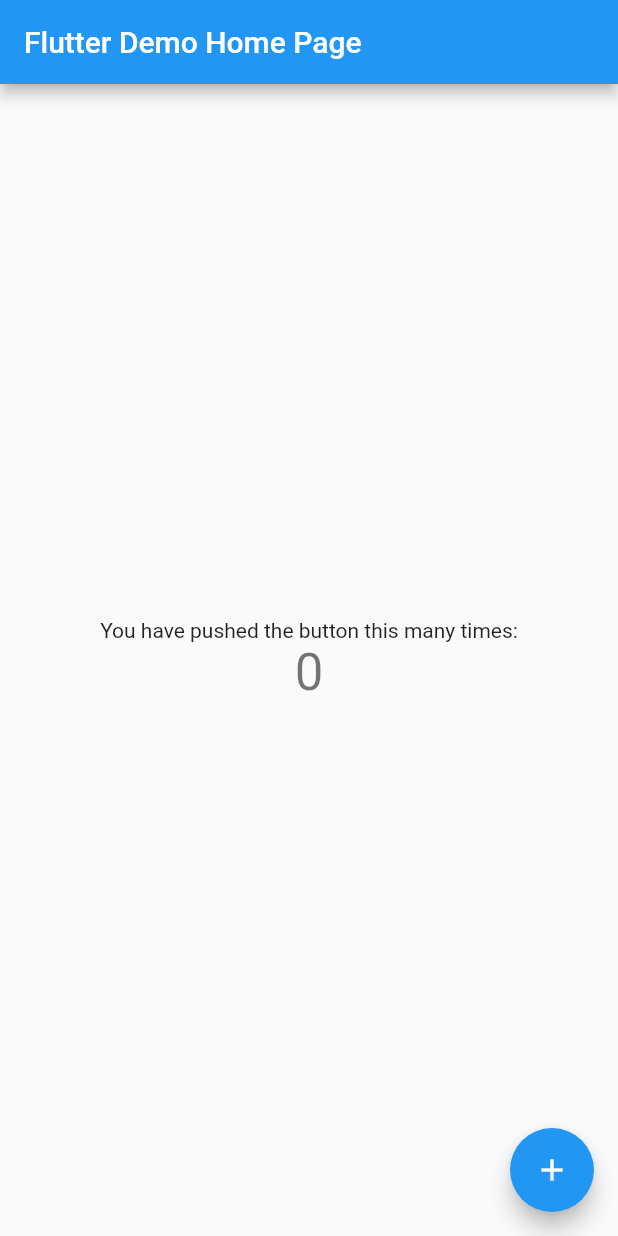
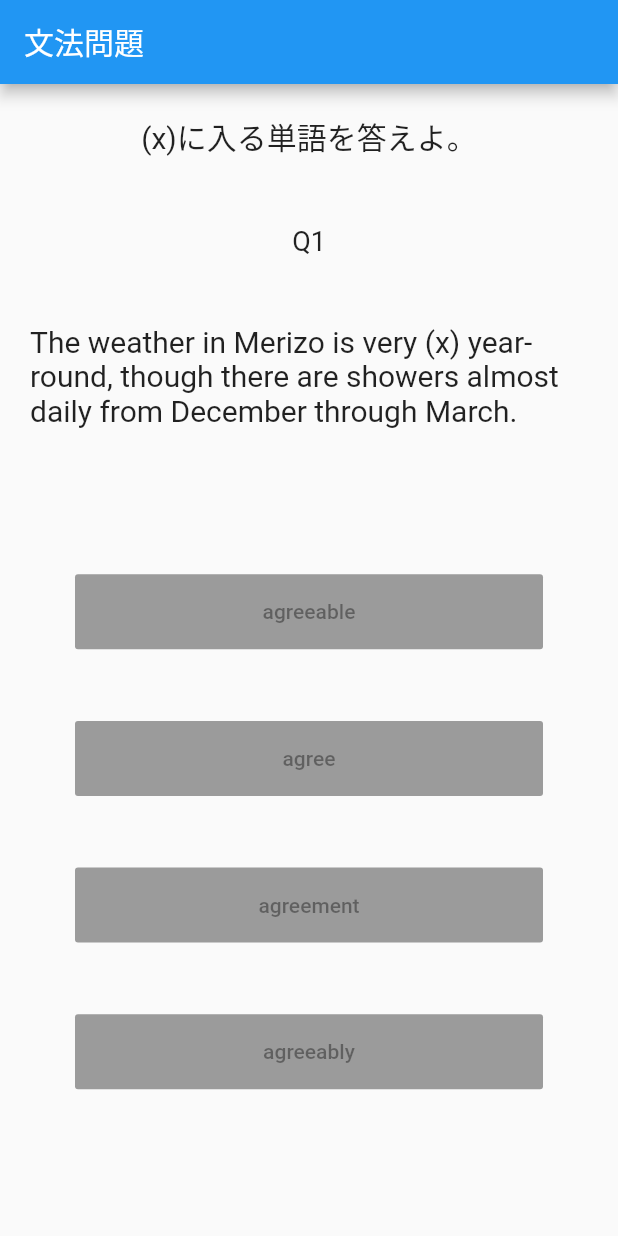
Before and after one commit to tamappe/flutter_blog_quiz_app, a Flutter app: the screen it shows after launch, on a phone screen of 412 x 824 dp. Run offline on Flutter 3.47's test engine with Material 2 defaults, Android fonts, the phone set to English and light mode, and no system bars.

Commit message:
問題画面のデザインレイアウトを整える

```diff
--- a/lib/main.dart
+++ b/lib/main.dart
@@ -7,105 +7,99 @@ class MyApp extends StatelessWidget {
   @override
   Widget build(BuildContext context) {
     return MaterialApp(
-      title: 'Flutter Demo',
       theme: ThemeData(
-        // This is the theme of your application.
-        //
-        // Try running your application with "flutter run". You'll see the
-        // application has a blue toolbar. Then, without quitting the app, try
-        // changing the primarySwatch below to Colors.green and then invoke
-        // "hot reload" (press "r" in the console where you ran "flutter run",
-        // or simply save your changes to "hot reload" in a Flutter IDE).
-        // Notice that the counter didn't reset back to zero; the application
-        // is not restarted.
         primarySwatch: Colors.blue,
       ),
-      home: MyHomePage(title: 'Flutter Demo Home Page'),
+      home: MyHomePage(),
     );
   }
 }
 
-class MyHomePage extends StatefulWidget {
-  MyHomePage({Key key, this.title}) : super(key: key);
-
-  // This widget is the home page of your application. It is stateful, meaning
-  // that it has a State object (defined below) that contains fields that affect
-  // how it looks.
-
-  // This class is the configuration for the state. It holds the values (in this
-  // case the title) provided by the parent (in this case the App widget) and
-  // used by the build method of the State. Fields in a Widget subclass are
-  // always marked "final".
-
-  final String title;
-
-  @override
-  _MyHomePageState createState() => _MyHomePageState();
-}
-
-class _MyHomePageState extends State<MyHomePage> {
-  int _counter = 0;
-
-  void _incrementCounter() {
-    setState(() {
-      // This call to setState tells the Flutter framework that something has
-      // changed in this State, which causes it to rerun the build method below
-      // so that the display can reflect the updated values. If we changed
-      // _counter without calling setState(), then the build method would not be
-      // called again, and so nothing would appear to happen.
-      _counter++;
-    });
-  }
-
+class MyHomePage extends StatelessWidget {
   @override
   Widget build(BuildContext context) {
-    // This method is rerun every time setState is called, for instance as done
-    // by the _incrementCounter method above.
-    //
-    // The Flutter framework has been optimized to make rerunning build methods
-    // fast, so that you can just rebuild anything that needs updating rather
-    // than having to individually change instances of widgets.
     return Scaffold(
       appBar: AppBar(
-        // Here we take the value from the MyHomePage object that was created by
-        // the App.build method, and use it to set our appbar title.
-        title: Text(widget.title),
+        title: Text('文法問題'),
       ),
       body: Center(
-        // Center is a layout widget. It takes a single child and positions it
-        // in the middle of the parent.
         child: Column(
-          // Column is also a layout widget. It takes a list of children and
-          // arranges them vertically. By default, it sizes itself to fit its
-          // children horizontally, and tries to be as tall as its parent.
-          //
-          // Invoke "debug painting" (press "p" in the console, choose the
-          // "Toggle Debug Paint" action from the Flutter Inspector in Android
-          // Studio, or the "Toggle Debug Paint" command in Visual Studio Code)
-          // to see the wireframe for each widget.
-          //
-          // Column has various properties to control how it sizes itself and
-          // how it positions its children. Here we use mainAxisAlignment to
-          // center the children vertically; the main axis here is the vertical
-          // axis because Columns are vertical (the cross axis would be
-          // horizontal).
-          mainAxisAlignment: MainAxisAlignment.center,
-          children: <Widget>[
-            Text(
-              'You have pushed the button this many times:',
+          mainAxisAlignment: MainAxisAlignment.start,
+          children: [
+            Container(
+              height: 70,
+              child: Center(
+                child: Text(
+                  '(x)に入る単語を答えよ。',
+                  style: TextStyle(fontSize: 20),
+                ),
+              ),
             ),
-            Text(
-              '$_counter',
-              style: Theme.of(context).textTheme.display1,
+            Container(
+              height: 70,
+              child: Center(
+                child: Text(
+                  'Q1',
+                  style: TextStyle(fontSize: 18),
+                ),
+              ),
             ),
+            Container(
+              child: Padding(
+                padding: const EdgeInsets.all(20.0),
+                child: Center(
+                  child: Text(
+                    'The weather in Merizo is very (x) year-round, though there are showers almost daily from December through March.',
+                    style: TextStyle(fontSize: 20),
+                  ),
+                ),
+              ),
+            ),
+            Expanded(
+              child: Padding(
+                padding: const EdgeInsets.fromLTRB(50.0, 30.0, 50.0, 50.0),
+                child: Column(
+                  mainAxisAlignment: MainAxisAlignment.spaceEvenly,
+                  children: [
+                    SizedBox(
+                        width: double.infinity,
+                        height: 50,
+                      child: RaisedButton(
+                        child: Text('agreeable'),
+                        onPressed: null,
+                      )
+                    ),
+                    SizedBox(
+                      width: double.infinity,
+                      height: 50,
+                      child: RaisedButton(
+                        child: Text('agree'),
+                        onPressed: null,
+                      ),
+                    ),
+                    SizedBox(
+                      width: double.infinity,
+                      height: 50,
+                      child: RaisedButton(
+                        child: Text('agreement'),
+                        onPressed: null,
+                      ),
+                    ),
+                    SizedBox(
+                      width: double.infinity,
+                      height: 50,
+                      child: RaisedButton(
+                        child: Text('agreeably'),
+                        onPressed: null,
+                      ),
+                    ),
+                  ],
+                ),
+              ),
+            )
           ],
         ),
       ),
-      floatingActionButton: FloatingActionButton(
-        onPressed: _incrementCounter,
-        tooltip: 'Increment',
-        child: Icon(Icons.add),
-      ), // This trailing comma makes auto-formatting nicer for build methods.
     );
   }
 }
```
